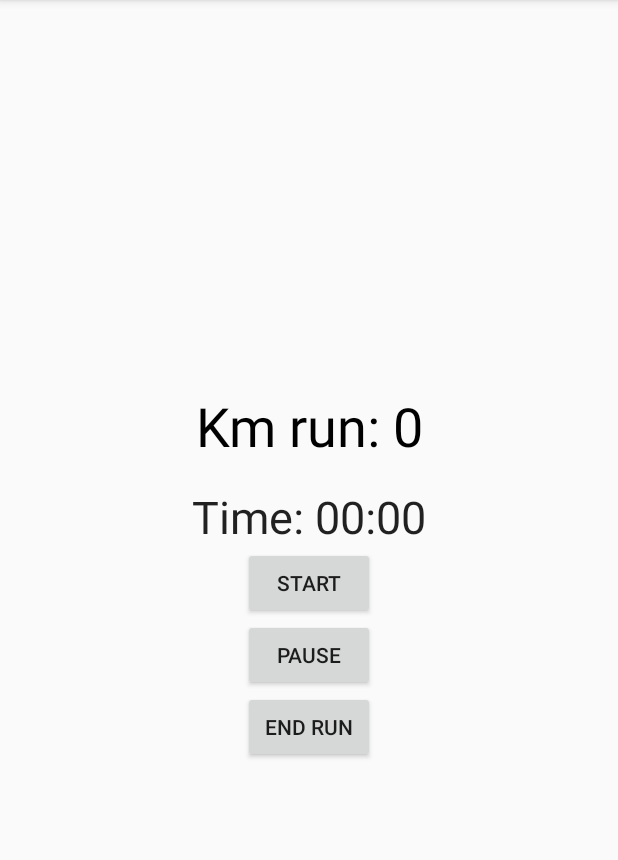
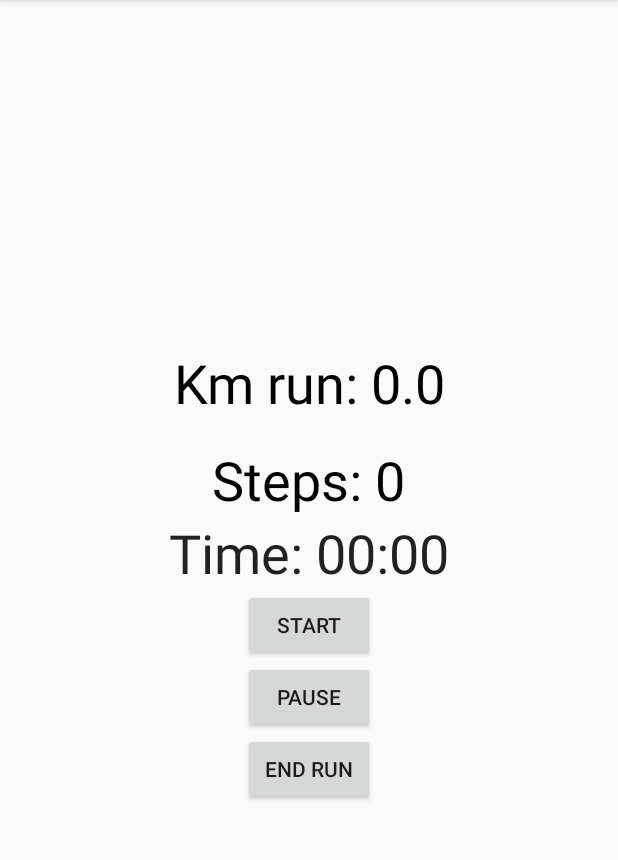
Before and after one commit to willmb98/Fitness, an Android app: the fragment RunFragment shown on its own in the app's theme, after a tap on "END RUN", on a phone screen of 412 x 824 dp, the part 84-944 px from its top. Run offline under Robolectric (Android 15) with nearby library versions, the phone set to English and light mode, and no system bars; 2 other taps on this screen came first.

Commit message:
Updated various little bits

```diff
--- a/app/src/main/java/com/example/fitness/ui/RunFragment.kt
+++ b/app/src/main/java/com/example/fitness/ui/RunFragment.kt
@@ -15,8 +15,10 @@ class RunFragment : Fragment() {
 
     private var running = false
     private var pauseOffset: Long = 0
-    private var distance:Double = 0.0
-    private var tenSecIntervals = 1
+    private var distance:Double = 0.00
+    private var secIntervals = 1
+    private var steps:Int = 0
+    private var duration: Long = 0
 
     override fun onCreateView(inflater: LayoutInflater, container: ViewGroup?,
                               savedInstanceState: Bundle?): View? {
@@ -31,9 +33,11 @@ class RunFragment : Fragment() {
         chronometer.setBase(SystemClock.elapsedRealtime())
         chronometer.setOnChronometerTickListener { chronometer ->
             //every 10 seconds add more to the simulated run
-            if (SystemClock.elapsedRealtime() - chronometer.base >= (10000 * tenSecIntervals)) {
-                tenSecIntervals++
-                distance += 0.5
+            if (SystemClock.elapsedRealtime() - chronometer.base >= (1000 * secIntervals)) {
+                secIntervals++
+                distance += 0.002
+                steps += 2
+                tvSteps.text = "Steps: ${steps}"
                 tvDistance.text = "Km run: ${distance.round(2)}"
             }
         }
@@ -54,7 +58,12 @@ class RunFragment : Fragment() {
         }
         resetBtn.setOnClickListener {
             chronometer.setBase(SystemClock.elapsedRealtime());
-            pauseOffset = 0;
+            steps = 0;
+            distance = 0.0;
+            tvSteps.text = "Steps: ${steps}"
+            tvDistance.text = "Km run: ${distance.round(2)}"
+
+            TODO("Send steps/distance/duration/todays date and time to database")
         }
     }
 
--- a/app/src/main/res/layout/fragment_run.xml
+++ b/app/src/main/res/layout/fragment_run.xml
@@ -18,11 +18,19 @@
         android:textColor="#000000"
         android:textSize="36sp" />
 
+    <TextView
+        android:id="@+id/tvSteps"
+        android:layout_width="wrap_content"
+        android:layout_height="wrap_content"
+        android:text="Steps: 0"
+        android:textColor="#000000"
+        android:textSize="36sp" />
+
     <Chronometer
         android:id="@+id/chronometer"
         android:layout_width="wrap_content"
         android:layout_height="wrap_content"
-        android:textSize="30sp" />
+        android:textSize="36sp" />
 
     <Button
         android:id="@+id/startBtn"
@@ -44,4 +52,5 @@
         android:layout_height="wrap_content"
         android:onClick="resetChronometer"
         android:text="end Run" />
+
 </LinearLayout>
```
Also changed, not shown: app/src/main/res/layout/fragment_main_page.xml (+42 -39 lines).
